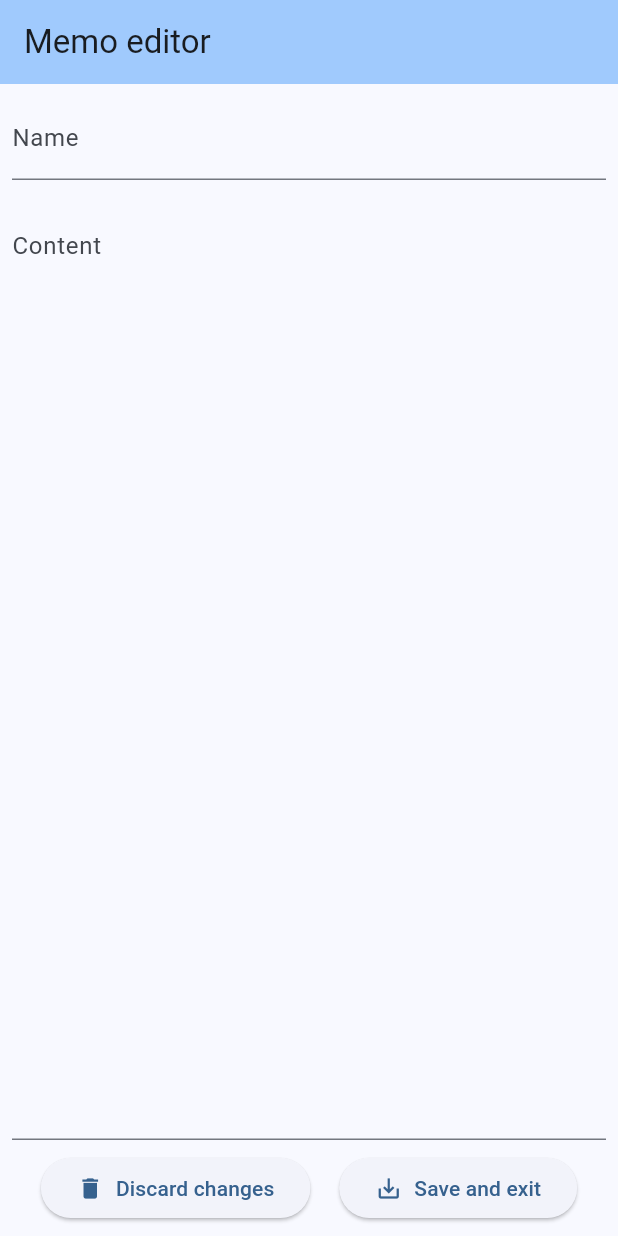
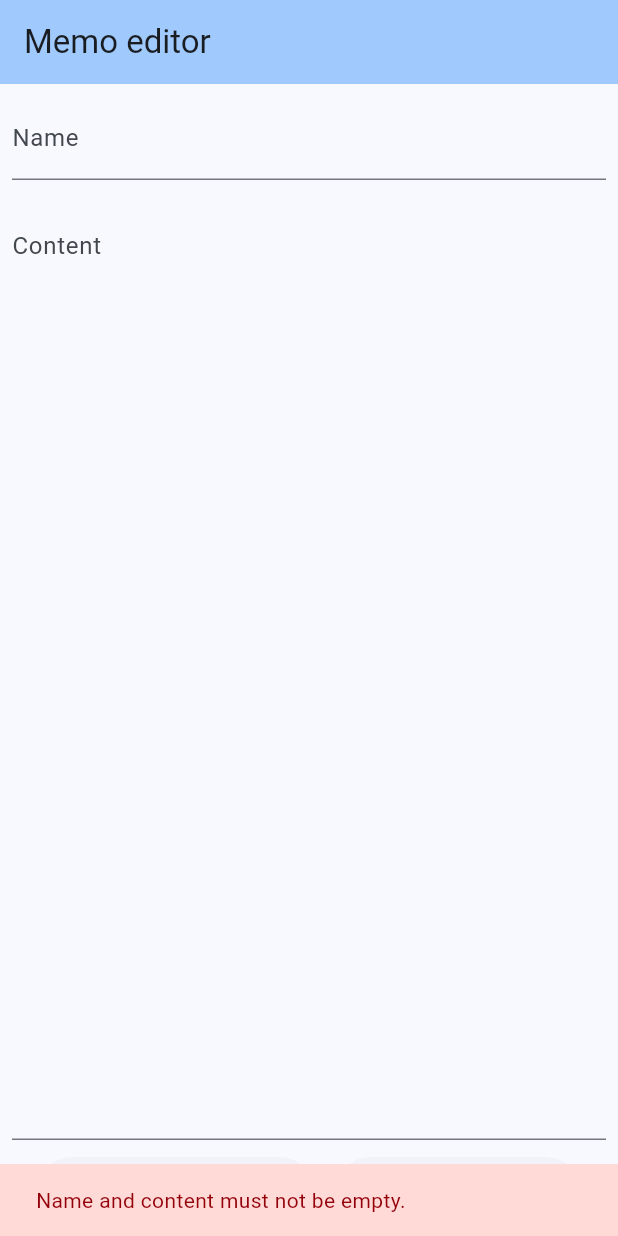
Before and after one commit to schilln/memorize, a Flutter app: the EditorScreen screen opened by its route, after a tap on "Save and exit", on a phone screen of 412 x 824 dp. Run offline on Flutter 3.47's test engine with Material 3 defaults, Android fonts, the phone set to English and light mode, and no system bars; our stand-ins replace flutter_slidable, freezed_annotation, go_router, result_dart; missing offline and left inert: flutter_command; generated files the repository leaves out were written again.

Commit message:
require editor text boxes to be non-empty to save memo

```diff
--- a/lib/ui/editor/view_models/editor_viewmodel.dart
+++ b/lib/ui/editor/view_models/editor_viewmodel.dart
@@ -4,6 +4,7 @@ import 'package:result_dart/result_dart.dart';
 
 import '../../../data/repositories/memo_repository.dart';
 import '../../../domain/models/memo/memo.dart';
+import '../../../utils/exceptions/base.dart';
 import '../../../utils/exceptions/command.dart';
 
 class EditorViewModel extends ChangeNotifier {
@@ -50,6 +51,13 @@ class EditorViewModel extends ChangeNotifier {
   Future<Result<void>> save() async {
     final name = nameController.text;
     final content = contentController.text;
+
+    if (name.trim().isEmpty || content.trim().isEmpty) {
+      return Failure(
+        SimpleMessageException('Name and content must not be empty.'),
+      );
+    }
+
     late final CommandAsync<void, Result<void>> command;
     if (_idIfUpdate == null) {
       command = _makeCreateMemoCommand(name: name, content: content);
--- a/lib/ui/editor/widgets/editor_screen.dart
+++ b/lib/ui/editor/widgets/editor_screen.dart
@@ -89,9 +89,29 @@ class ButtonRow extends StatelessWidget {
         ElevatedButton(
           onPressed: () async {
             final result = await viewModel.save();
-            result.fold((final success) {
-              if (context.mounted) context.go(Routes.home);
-            }, (final e) {});
+            result.fold(
+              (final success) {
+                if (context.mounted) context.go(Routes.home);
+              },
+              (final e) {
+                if (context.mounted) {
+                  ScaffoldMessenger.of(context).showSnackBar(
+                    SnackBar(
+                      content: Text(
+                        e.toString(),
+                        style: TextStyle(
+                          color: Theme.of(context).colorScheme.onErrorContainer,
+                        ),
+                      ),
+                      duration: Duration(milliseconds: 1500),
+                      backgroundColor: Theme.of(
+                        context,
+                      ).colorScheme.errorContainer,
+                    ),
+                  );
+                }
+              },
+            );
           },
           child: Row(
             spacing: _padding.toDouble(),
--- a/lib/utils/exceptions/base.dart
+++ b/lib/utils/exceptions/base.dart
@@ -8,3 +8,12 @@ class KeyNotFoundException implements Exception {
     return 'KeyNotFoundException${message != null ? ': $message' : ''}';
   }
 }
+
+class SimpleMessageException implements Exception {
+  SimpleMessageException(this.message);
+
+  final String message;
+
+  @override
+  String toString() => message;
+}
```
